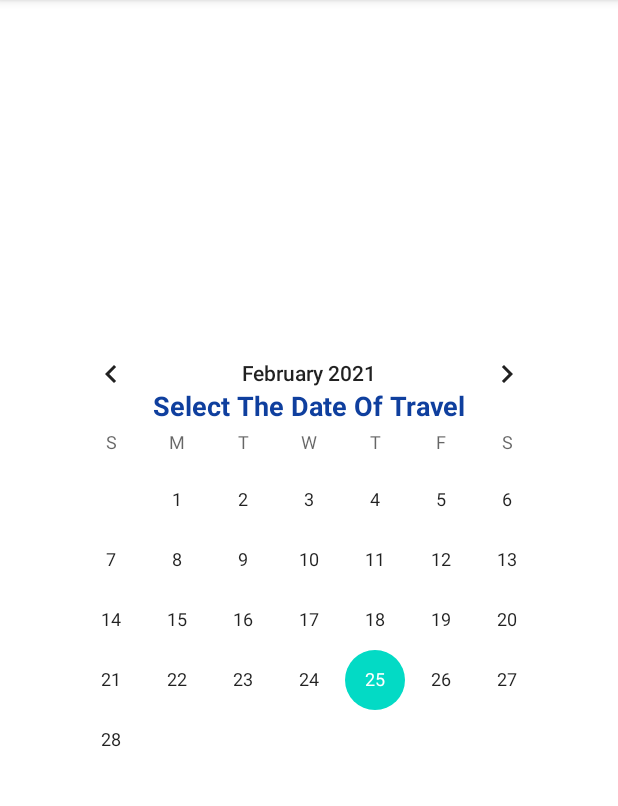
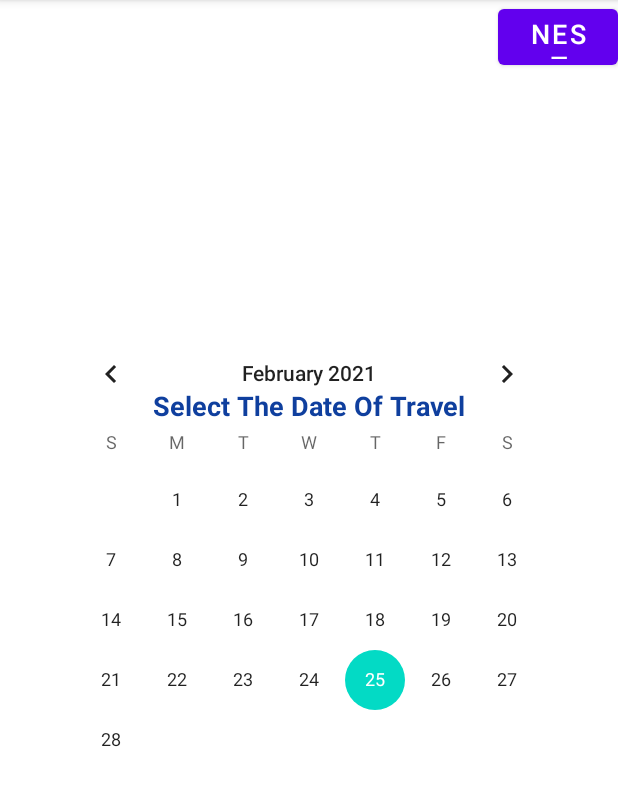
Before and after one commit to kanchon136/FirebaseProject, an Android app: the Showing_Flights screen opened directly, with no data from a screen before it, on a phone screen of 412 x 824 dp, the part 84-890 px from its top. Run offline under Robolectric (Android 15) with nearby library versions, the phone set to English and light mode, and no system bars.

Commit message:
somthing change

```diff
--- a/app/src/main/AndroidManifest.xml
+++ b/app/src/main/AndroidManifest.xml
@@ -9,7 +9,8 @@
         android:roundIcon="@mipmap/ic_launcher_round"
         android:supportsRtl="true"
         android:theme="@style/Theme.FirebaseProject">
-        <activity android:name=".Delete_Flight"></activity>
+        <activity android:name=".FromTo"></activity>
+        <activity android:name=".Delete_Flight" />
         <activity android:name=".FlightDetails" />
         <activity android:name=".Get_Flight_Ticket" />
         <activity android:name=".Delete_Flight_Ticket" />
--- a/app/src/main/res/layout/activity_showing__flights.xml
+++ b/app/src/main/res/layout/activity_showing__flights.xml
@@ -28,6 +28,16 @@
         app:layout_constraintStart_toStartOf="parent"
         app:layout_constraintTop_toTopOf="parent"/>
 
+    //just move the page
+    <Button
+        android:layout_width="80dp"
+        android:layout_height="49dp"
+        android:text="Nest"
+        android:textSize="18sp"
+        app:layout_constraintEnd_toEndOf="parent"/>
+
+
+
 
 
 </androidx.constraintlayout.widget.ConstraintLayout>
```
Also changed, not shown: app/src/main/java/com/example/firebaseproject/FromTo.java (added, +14 -0 lines), app/src/main/java/com/example/firebaseproject/Showing_Flights.java (+7 -0 lines), app/src/main/res/layout/activity_from_to.xml (added, +9 -0 lines).
